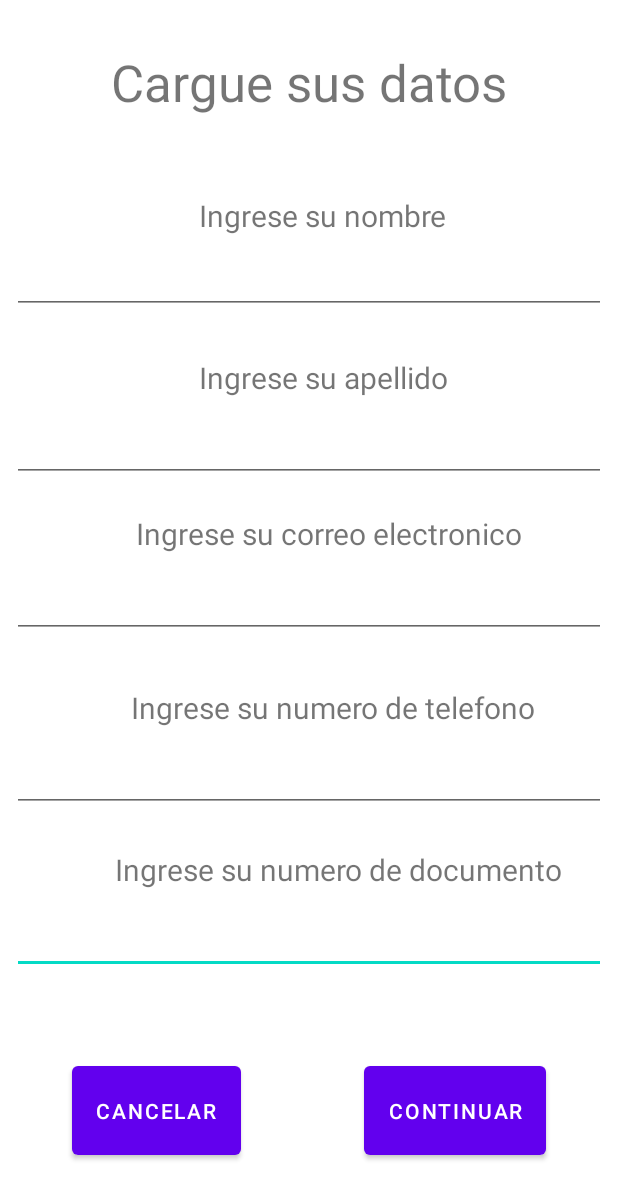
After one commit to AndrejsZaicevs/DosificApp-Mobile-Grupo01-2022-Unsam, an Android app: the CreateAccount screen opened directly, with no data from a screen before it, on a phone screen of 412 x 824 dp. The commit adds this screen. Shown: the top 1199 px of the screen. Run offline under Robolectric (Android 15) with nearby library versions, the phone set to English and light mode, and no system bars.

Commit message:
Commit inicial

```diff
--- /dev/null
+++ b/app/src/main/java/com/example/dosificapp/CreateAccount.java
@@ -0,0 +1,67 @@
+package com.example.dosificapp;
+
+import androidx.appcompat.app.AppCompatActivity;
+
+import android.content.Intent;
+import android.os.Bundle;
+import android.view.View;
+import android.widget.Button;
+import android.widget.TextView;
+import android.widget.Toast;
+
+import com.example.dosificapp.databinding.ActivityCreateAccountBinding;
+import com.example.dosificapp.databinding.ActivityLoginBinding;
+import com.example.dosificapp.dominio.Usuario;
+import com.example.dosificapp.ui.login.LoginActivity;
+
+public class CreateAccount extends AppCompatActivity {
+
+    private Usuario usuario;
+    private ActivityCreateAccountBinding binding;
+
+    private Button confirm, cancel;
+    private TextView name, lastName, email, number, id;
+
+    @Override
+    protected void onCreate(Bundle savedInstanceState) {
+        super.onCreate(savedInstanceState);
+
+        binding = ActivityCreateAccountBinding.inflate(getLayoutInflater());
+        setContentView(binding.getRoot());
+
+        confirm = binding.buttonContinue;
+        cancel = binding.buttonCancel;
+
+        name = binding.textNombre;
+        lastName = binding.textApellido;
+        email = binding.textCorreo;
+        number = binding.textNumero;
+        id = binding.textDocumento;
+
+        cancel.setOnClickListener(new View.OnClickListener() {
+            @Override
+            public void onClick(View v) {
+                finish();
+            }
+        });
+
+        confirm.setOnClickListener(new View.OnClickListener() {
+            @Override
+            public void onClick(View v) {
+                if(validateInput()){
+                    startActivity(new Intent(CreateAccount.this, Password.class));
+                }else{
+                    Toast.makeText(getApplicationContext(), "Complete todos los datos antes de continuar", Toast.LENGTH_SHORT).show();
+                }
+            }
+        });
+    }
+
+    private boolean validateInput() {
+        return  name.getText().length() > 0 ||
+                lastName.getText().length() > 0 ||
+                email.getText().length() > 0 ||
+                number.getText().length() > 0 ||
+                id.getText().length() > 0;
+    }
+}
--- a/app/src/main/java/com/example/dosificapp/ui/main/fragments/AcompaFragment.java
+++ b/app/src/main/java/com/example/dosificapp/ui/main/fragments/AcompaFragment.java
@@ -1,18 +1,23 @@
 package com.example.dosificapp.ui.main.fragments;
 
+import android.content.Intent;
 import android.os.Bundle;
 import android.view.LayoutInflater;
 import android.view.View;
 import android.view.ViewGroup;
+import android.widget.Button;
+import android.widget.CalendarView;
 import android.widget.ListView;
 
 import androidx.annotation.NonNull;
 import androidx.lifecycle.ViewModelProvider;
 ;
+import com.example.dosificapp.MainActivity;
 import com.example.dosificapp.R;
 import com.example.dosificapp.databinding.FragmentAcompBinding;
 import com.example.dosificapp.dominio.Acomp;
 import com.example.dosificapp.dominio.Dosis;
+import com.example.dosificapp.ui.login.LoginActivity;
 import com.example.dosificapp.ui.main.PageViewModelAcomp;
 import com.example.dosificapp.ui.main.adapters.AcompListAdapter;
 import com.example.dosificapp.ui.main.adapters.DosisListAdapter;
--- /dev/null
+++ b/app/src/main/res/layout/activity_create_account.xml
@@ -0,0 +1,192 @@
+<?xml version="1.0" encoding="utf-8"?>
+<androidx.constraintlayout.widget.ConstraintLayout xmlns:android="http://schemas.android.com/apk/res/android"
+    xmlns:app="http://schemas.android.com/apk/res-auto"
+    xmlns:tools="http://schemas.android.com/tools"
+    android:layout_width="match_parent"
+    android:layout_height="match_parent"
+    tools:context=".CreateAccount">
+
+    <TextView
+        android:id="@+id/textView3"
+        android:layout_width="wrap_content"
+        android:layout_height="wrap_content"
+        android:layout_marginTop="32dp"
+        android:text="Cargue sus datos"
+        android:textSize="34sp"
+        app:layout_constraintEnd_toEndOf="parent"
+        app:layout_constraintStart_toStartOf="parent"
+        app:layout_constraintTop_toTopOf="parent" />
+
+    <EditText
+        android:id="@+id/textDocumento"
+        android:layout_width="match_parent"
+        android:layout_height="wrap_content"
+        android:layout_marginStart="8dp"
+        android:layout_marginTop="60dp"
+        android:layout_marginEnd="8dp"
+        android:ems="10"
+        android:inputType="number"
+        android:minHeight="48dp"
+        android:paddingLeft="10dp"
+        android:paddingRight="10dp"
+        android:textAlignment="center"
+        android:textSize="20sp"
+        app:layout_constraintEnd_toEndOf="parent"
+        app:layout_constraintHorizontal_bias="1.0"
+        app:layout_constraintStart_toStartOf="parent"
+        app:layout_constraintTop_toBottomOf="@+id/textNumero" />
+
+    <EditText
+        android:id="@+id/textNombre"
+        style="@style/Widget.AppCompat.AutoCompleteTextView"
+        android:layout_width="match_parent"
+        android:layout_height="wrap_content"
+        android:layout_marginStart="8dp"
+        android:layout_marginTop="84dp"
+        android:layout_marginEnd="8dp"
+        android:ems="10"
+        android:inputType="textPersonName"
+        android:paddingLeft="30dp"
+        android:paddingRight="10dp"
+        android:textAlignment="center"
+        android:textSize="20sp"
+        app:layout_constraintEnd_toEndOf="parent"
+        app:layout_constraintHorizontal_bias="1.0"
+        app:layout_constraintStart_toStartOf="parent"
+        app:layout_constraintTop_toBottomOf="@+id/textView3" />
+
+    <TextView
+        android:id="@+id/textView11"
+        android:layout_width="wrap_content"
+        android:layout_height="wrap_content"
+        android:layout_marginBottom="8dp"
+        android:text="Ingrese su correo electronico"
+        android:textSize="20dp"
+        app:layout_constraintBottom_toTopOf="@+id/textCorreo"
+        app:layout_constraintEnd_toEndOf="parent"
+        app:layout_constraintHorizontal_bias="0.588"
+        app:layout_constraintStart_toStartOf="parent" />
+
+    <EditText
+        android:id="@+id/textNumero"
+        android:layout_width="match_parent"
+        android:layout_height="wrap_content"
+        android:layout_marginStart="8dp"
+        android:layout_marginTop="68dp"
+        android:layout_marginEnd="8dp"
+        android:ems="10"
+        android:inputType="phone"
+        android:paddingLeft="10dp"
+        android:paddingRight="10dp"
+        android:textAlignment="center"
+        android:textSize="20sp"
+        app:layout_constraintEnd_toEndOf="parent"
+        app:layout_constraintHorizontal_bias="1.0"
+        app:layout_constraintStart_toStartOf="parent"
+        app:layout_constraintTop_toBottomOf="@+id/textCorreo" />
+
+    <EditText
+        android:id="@+id/textCorreo"
+        android:layout_width="match_parent"
+        android:layout_height="wrap_content"
+        android:layout_marginStart="8dp"
+        android:layout_marginTop="56dp"
+        android:layout_marginEnd="8dp"
+        android:ems="10"
+        android:inputType="textEmailAddress"
+        android:paddingLeft="30dp"
+        android:paddingRight="10dp"
+        android:textAlignment="center"
+        android:textSize="20sp"
+        app:layout_constraintEnd_toEndOf="parent"
+        app:layout_constraintHorizontal_bias="1.0"
+        app:layout_constraintStart_toStartOf="parent"
+        app:layout_constraintTop_toBottomOf="@+id/textApellido" />
+
+    <TextView
+        android:id="@+id/textView13"
+        android:layout_width="wrap_content"
+        android:layout_height="wrap_content"
+        android:layout_marginBottom="8dp"
+        android:text="Ingrese su numero de telefono"
+        android:textSize="20dp"
+        app:layout_constraintBottom_toTopOf="@+id/textNumero"
+        app:layout_constraintEnd_toEndOf="parent"
+        app:layout_constraintHorizontal_bias="0.616"
+        app:layout_constraintStart_toStartOf="parent" />
+
+    <TextView
+        android:id="@+id/textView8"
+        android:layout_width="wrap_content"
+        android:layout_height="wrap_content"
+        android:layout_marginBottom="4dp"
+        android:text="Ingrese su nombre"
+        android:textSize="20dp"
+        app:layout_constraintBottom_toTopOf="@+id/textNombre"
+        app:layout_constraintEnd_toEndOf="parent"
+        app:layout_constraintHorizontal_bias="0.537"
+        app:layout_constraintStart_toStartOf="parent" />
+
+    <TextView
+        android:id="@+id/textView15"
+        android:layout_width="wrap_content"
+        android:layout_height="wrap_content"
+        android:layout_marginBottom="8dp"
+        android:text="Ingrese su apellido"
+        android:textSize="20dp"
+        app:layout_constraintBottom_toTopOf="@+id/textApellido"
+        app:layout_constraintEnd_toEndOf="parent"
+        app:layout_constraintHorizontal_bias="0.54"
+        app:layout_constraintStart_toStartOf="parent" />
+
+    <EditText
+        android:id="@+id/textApellido"
+        android:layout_width="match_parent"
+        android:layout_height="wrap_content"
+        android:layout_marginStart="8dp"
+        android:layout_marginTop="64dp"
+        android:layout_marginEnd="8dp"
+        android:ems="10"
+        android:inputType="textPersonName"
+        android:paddingLeft="30dp"
+        android:paddingRight="10dp"
+        android:textAlignment="center"
+        android:textSize="20sp"
+        app:layout_constraintEnd_toEndOf="parent"
+        app:layout_constraintHorizontal_bias="1.0"
+        app:layout_constraintStart_toStartOf="parent"
+        app:layout_constraintTop_toBottomOf="@+id/textNombre" />
+
+    <TextView
+        android:id="@+id/textView14"
+        android:layout_width="wrap_content"
+        android:layout_height="wrap_content"
+        android:layout_marginBottom="8dp"
+        android:text="Ingrese su numero de documento"
+        android:textSize="20dp"
+        app:layout_constraintBottom_toTopOf="@+id/textDocumento"
+        app:layout_constraintEnd_toEndOf="parent"
+        app:layout_constraintHorizontal_bias="0.679"
+        app:layout_constraintStart_toStartOf="parent" />
+
+    <Button
+        android:id="@+id/buttonCancel"
+        android:layout_width="wrap_content"
+        android:layout_height="71dp"
+        android:layout_marginStart="48dp"
+        android:layout_marginBottom="48dp"
+        android:text="Cancelar"
+        app:layout_constraintBottom_toBottomOf="parent"
+        app:layout_constraintStart_toStartOf="parent" />
+
+    <Button
+        android:id="@+id/buttonContinue"
+        android:layout_width="0dp"
+        android:layout_height="71dp"
+        android:layout_marginEnd="48dp"
+        android:layout_marginBottom="48dp"
+        android:text="Continuar"
+        app:layout_constraintBottom_toBottomOf="parent"
+        app:layout_constraintEnd_toEndOf="parent" />
+
+</androidx.constraintlayout.widget.ConstraintLayout>
```
Also changed, not shown: app/src/main/AndroidManifest.xml (+9 -0 lines), app/src/main/java/com/example/dosificapp/Password.java (added, +14 -0 lines), app/src/main/java/com/example/dosificapp/dominio/Usuario.java (added, +50 -0 lines), app/src/main/java/com/example/dosificapp/ui/Calendar.java (added, +16 -0 lines), app/src/main/java/com/example/dosificapp/ui/login/LoginActivity.java (+9 -1 lines), app/src/main/java/com/example/dosificapp/ui/main/adapters/AcompListAdapter.java (+4 -4 lines), app/src/main/java/com/example/dosificapp/ui/main/fragments/TomasFragment.java (+14 -0 lines), app/src/main/res/layout/activity_calendar.xml (added, +67 -0 lines), app/src/main/res/layout/activity_password.xml (added, +105 -0 lines), app/src/main/res/layout/fragment_tomas.xml (+3 -6 lines).
